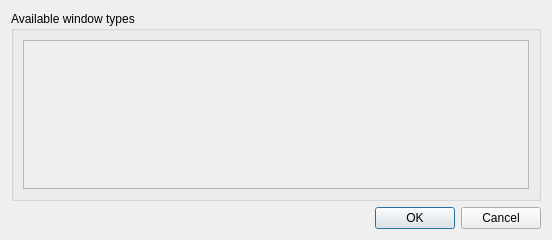
Before: the Qt Designer form asammdf/gui/ui/windows_selection_dialog.ui in danielhrisca/asammdf, drawn with Qt 5.
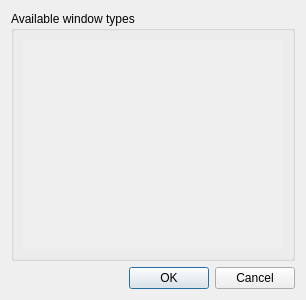
After: the same form once the commit is applied.

Commit message: better dialog size when clicking the add new window button fix crash when using common axis in Plot left align the timestamps in the Tabular window when the datetime format is selectd

The edit to the form file:
```diff
--- a/asammdf/gui/ui/windows_selection_dialog.ui
+++ b/asammdf/gui/ui/windows_selection_dialog.ui
@@ -6,8 +6,8 @@
    <rect>
     <x>0</x>
     <y>0</y>
-    <width>552</width>
-    <height>240</height>
+    <width>306</width>
+    <height>300</height>
    </rect>
   </property>
   <property name="windowTitle">
@@ -25,6 +25,12 @@
      <layout class="QVBoxLayout" name="lay">
       <item>
        <widget class="QScrollArea" name="scrollArea">
+        <property name="frameShape">
+         <enum>QFrame::NoFrame</enum>
+        </property>
+        <property name="frameShadow">
+         <enum>QFrame::Plain</enum>
+        </property>
         <property name="widgetResizable">
          <bool>true</bool>
         </property>
@@ -33,11 +39,23 @@
           <rect>
            <x>0</x>
            <y>0</y>
-           <width>504</width>
-           <height>141</height>
+           <width>268</width>
+           <height>220</height>
           </rect>
          </property>
          <layout class="QVBoxLayout" name="verticalLayout_3">
+          <property name="leftMargin">
+           <number>1</number>
+          </property>
+          <property name="topMargin">
+           <number>1</number>
+          </property>
+          <property name="rightMargin">
+           <number>1</number>
+          </property>
+          <property name="bottomMargin">
+           <number>1</number>
+          </property>
           <item>
            <layout class="QVBoxLayout" name="selection_layout"/>
           </item>
```
The commit also changes 3 other files.
